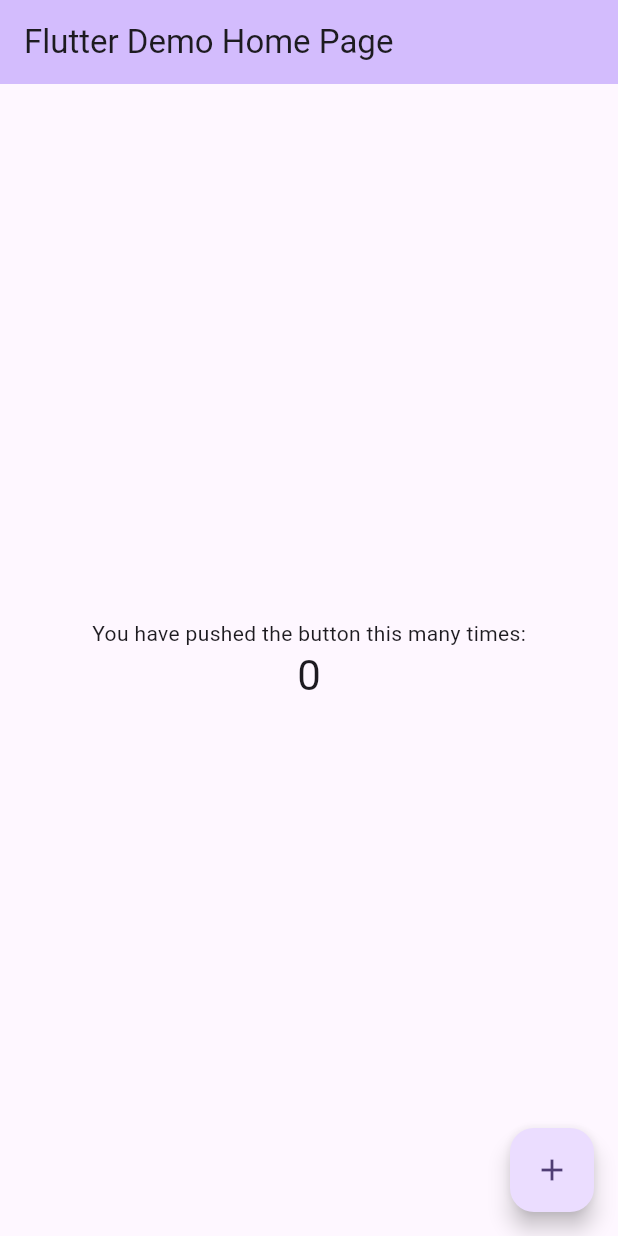
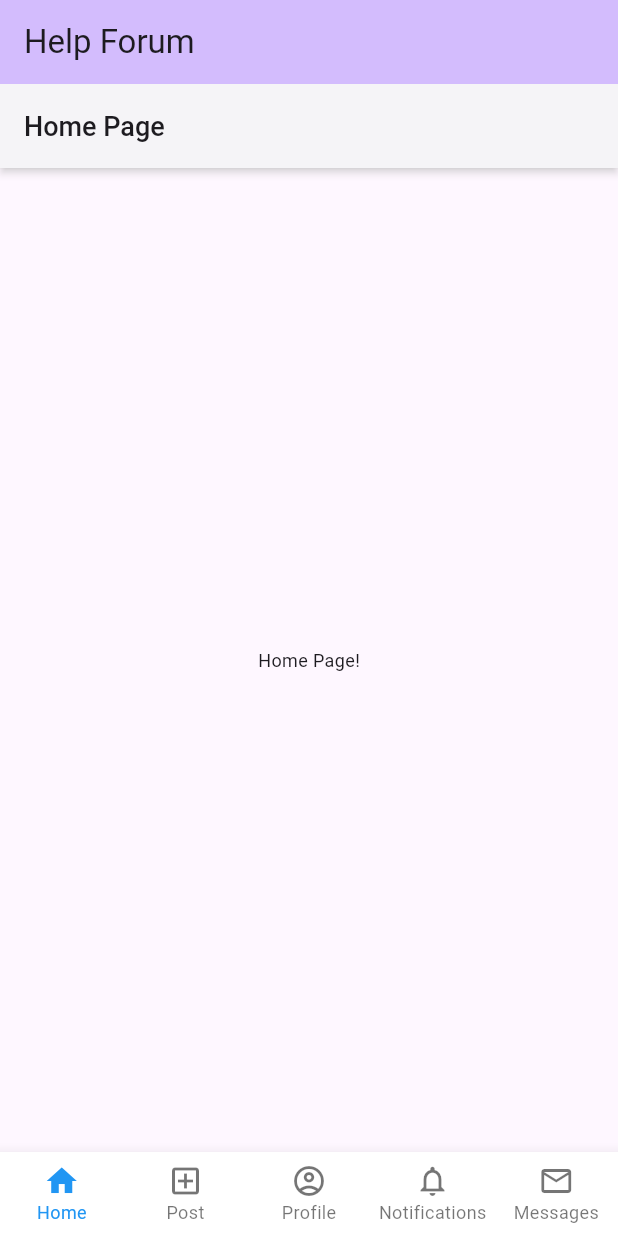
Before and after one commit to tuannna06/SkillSwap, a Flutter app: the screen it shows after launch, on a phone screen of 412 x 824 dp. Run offline on Flutter 3.47's test engine with Material 3 defaults, Android fonts, the phone set to English and light mode, and no system bars.

Commit message:
Adding skeleton pages

```diff
--- /dev/null
+++ b/lib/components/custom_app_bar.dart
@@ -0,0 +1,38 @@
+import 'package:flutter/material.dart';
+
+class CustomAppBar extends StatelessWidget implements PreferredSizeWidget {
+  final String title;
+  final List<Widget>? actions;
+  final Widget? leading;
+  final Color? backgroundColor;
+  final double elevation;
+  final Color? shadowColor;
+
+  const CustomAppBar({
+    super.key,
+    required this.title,
+    this.actions,
+    this.leading,
+    this.backgroundColor = Colors.white,
+    this.elevation = 2,
+    this.shadowColor,
+  });
+
+  @override
+  Size get preferredSize => const Size.fromHeight(kToolbarHeight);
+
+  @override
+  Widget build(BuildContext context) {
+    return AppBar(
+      title: Text(
+        title,
+        style: TextStyle(fontSize: 18, fontWeight: FontWeight.w500),
+      ),
+      actions: actions,
+      leading: leading,
+      backgroundColor: backgroundColor,
+      elevation: elevation,
+      shadowColor: shadowColor ?? Colors.grey[50],
+    );
+  }
+}
--- /dev/null
+++ b/lib/features/home/presentation/pages/home_page.dart
@@ -0,0 +1,16 @@
+import 'package:flutter/material.dart';
+import 'package:cs222_final/components/custom_app_bar.dart';
+
+class HomePage extends StatelessWidget {
+  const HomePage({super.key});
+
+  @override
+  Widget build(BuildContext context) {
+    return Scaffold(
+      appBar: CustomAppBar(title: 'Home Page'),
+      body: const Center(
+        child: Text('Home Page!', style: TextStyle(fontSize: 12)),
+      ),
+    );
+  }
+}
--- /dev/null
+++ b/lib/features/notifications/presentation/pages/notifications_page.dart
@@ -0,0 +1,16 @@
+import 'package:flutter/material.dart';
+import 'package:cs222_final/components/custom_app_bar.dart';
+
+class NotificationsPage extends StatelessWidget {
+  const NotificationsPage({super.key});
+
+  @override
+  Widget build(BuildContext context) {
+    return Scaffold(
+      appBar: CustomAppBar(title: 'Notifications'),
+      body: const Center(
+        child: Text('Notifications Page!', style: TextStyle(fontSize: 12)),
+      ),
+    );
+  }
+}
--- /dev/null
+++ b/lib/features/profile/presentation/pages/profile_page.dart
@@ -0,0 +1,16 @@
+import 'package:flutter/material.dart';
+import 'package:cs222_final/components/custom_app_bar.dart';
+
+class ProfilePage extends StatelessWidget {
+  const ProfilePage({super.key});
+
+  @override
+  Widget build(BuildContext context) {
+    return Scaffold(
+      appBar: CustomAppBar(title: 'Profile'),
+      body: const Center(
+        child: Text('Profile Page!', style: TextStyle(fontSize: 12)),
+      ),
+    );
+  }
+}
--- a/lib/main.dart
+++ b/lib/main.dart
@@ -1,4 +1,5 @@
 import 'package:flutter/material.dart';
+import 'package:cs222_final/navigation/main_navigation_page.dart';
 
 void main() {
   runApp(const MyApp());
@@ -13,40 +14,15 @@ class MyApp extends StatelessWidget {
     return MaterialApp(
       title: 'Flutter Demo',
       theme: ThemeData(
-        // This is the theme of your application.
-        //
-        // TRY THIS: Try running your application with "flutter run". You'll see
-        // the application has a purple toolbar. Then, without quitting the app,
-        // try changing the seedColor in the colorScheme below to Colors.green
-        // and then invoke "hot reload" (save your changes or press the "hot
-        // reload" button in a Flutter-supported IDE, or press "r" if you used
-        // the command line to start the app).
-        //
-        // Notice that the counter didn't reset back to zero; the application
-        // state is not lost during the reload. To reset the state, use hot
-        // restart instead.
-        //
-        // This works for code too, not just values: Most code changes can be
-        // tested with just a hot reload.
         colorScheme: ColorScheme.fromSeed(seedColor: Colors.deepPurple),
       ),
-      home: const MyHomePage(title: 'Flutter Demo Home Page'),
+      home: const MyHomePage(title: 'Help Forum'),
     );
   }
 }
 
 class MyHomePage extends StatefulWidget {
   const MyHomePage({super.key, required this.title});
-
-  // This widget is the home page of your application. It is stateful, meaning
-  // that it has a State object (defined below) that contains fields that affect
-  // how it looks.
-
-  // This class is the configuration for the state. It holds the values (in this
-  // case the title) provided by the parent (in this case the App widget) and
-  // used by the build method of the State. Fields in a Widget subclass are
-  // always marked "final".
-
   final String title;
 
   @override
@@ -54,27 +30,10 @@ class MyHomePage extends StatefulWidget {
 }
 
 class _MyHomePageState extends State<MyHomePage> {
-  int _counter = 0;
 
-  void _incrementCounter() {
-    setState(() {
-      // This call to setState tells the Flutter framework that something has
-      // changed in this State, which causes it to rerun the build method below
-      // so that the display can reflect the updated values. If we changed
-      // _counter without calling setState(), then the build method would not be
-      // called again, and so nothing would appear to happen.
-      _counter++;
-    });
-  }
 
   @override
   Widget build(BuildContext context) {
-    // This method is rerun every time setState is called, for instance as done
-    // by the _incrementCounter method above.
-    //
-    // The Flutter framework has been optimized to make rerunning build methods
-    // fast, so that you can just rebuild anything that needs updating rather
-    // than having to individually change instances of widgets.
     return Scaffold(
       appBar: AppBar(
         // TRY THIS: Try changing the color here to a specific color (to
@@ -85,38 +44,7 @@ class _MyHomePageState extends State<MyHomePage> {
         // the App.build method, and use it to set our appbar title.
         title: Text(widget.title),
       ),
-      body: Center(
-        // Center is a layout widget. It takes a single child and positions it
-        // in the middle of the parent.
-        child: Column(
-          // Column is also a layout widget. It takes a list of children and
-          // arranges them vertically. By default, it sizes itself to fit its
-          // children horizontally, and tries to be as tall as its parent.
-          //
-          // Column has various properties to control how it sizes itself and
-          // how it positions its children. Here we use mainAxisAlignment to
-          // center the children vertically; the main axis here is the vertical
-          // axis because Columns are vertical (the cross axis would be
-          // horizontal).
-          //
-          // TRY THIS: Invoke "debug painting" (choose the "Toggle Debug Paint"
-          // action in the IDE, or press "p" in the console), to see the
-          // wireframe for each widget.
-          mainAxisAlignment: MainAxisAlignment.center,
-          children: <Widget>[
-            const Text('You have pushed the button this many times:'),
-            Text(
-              '$_counter',
-              style: Theme.of(context).textTheme.headlineMedium,
-            ),
-          ],
-        ),
-      ),
-      floatingActionButton: FloatingActionButton(
-        onPressed: _incrementCounter,
-        tooltip: 'Increment',
-        child: const Icon(Icons.add),
-      ), // This trailing comma makes auto-formatting nicer for build methods.
+      body: const MainNavigationPage(),
     );
   }
 }
--- /dev/null
+++ b/lib/navigation/main_navigation_page.dart
@@ -0,0 +1,75 @@
+import 'package:flutter/material.dart';
+import 'package:cs222_final/features/home/presentation/pages/home_page.dart';
+import 'package:cs222_final/features/messages/presentation/pages/messages_page.dart';
+import 'package:cs222_final/features/notifications/presentation/pages/notifications_page.dart';
+import 'package:cs222_final/features/posts/presentation/pages/posts_page.dart';
+import 'package:cs222_final/features/profile/presentation/pages/profile_page.dart';
+
+class MainNavigationPage extends StatefulWidget {
+  const MainNavigationPage({super.key});
+
+  @override
+  State<MainNavigationPage> createState() => _MainNavigationPageState();
+}
+
+class _MainNavigationPageState extends State<MainNavigationPage> {
+  int _selectedIndex = 0;
+
+  // Define page list
+  static const List<Widget> _widgetOptions = <Widget>[
+    HomePage(),
+    PostsPage(),
+    ProfilePage(),
+    NotificationsPage(),
+    MessagesPage(),
+  ];
+
+  void _onItemTapped(int index) {
+    setState(() {
+      _selectedIndex = index;
+    });
+  }
+
+  // Render page list
+  @override
+  Widget build(BuildContext context) {
+    return Scaffold(
+      body: _widgetOptions.elementAt(_selectedIndex),
+      bottomNavigationBar: BottomNavigationBar(
+        currentIndex: _selectedIndex,
+        selectedItemColor: Colors.blue,
+        selectedFontSize: 12,
+        onTap: _onItemTapped,
+        type: BottomNavigationBarType.fixed,
+        backgroundColor: Colors.white,
+        items: const <BottomNavigationBarItem>[
+          BottomNavigationBarItem(
+            icon: Icon(Icons.home_outlined),
+            activeIcon: Icon(Icons.home),
+            label: 'Home',
+          ),
+          BottomNavigationBarItem(
+            icon: Icon(Icons.add_box_outlined),
+            activeIcon: Icon(Icons.add_box),
+            label: 'Post',
+          ),
+          BottomNavigationBarItem(
+            icon: Icon(Icons.account_circle_outlined),
+            activeIcon: Icon(Icons.account_circle),
+            label: 'Profile',
+          ),
+          BottomNavigationBarItem(
+            icon: Icon(Icons.notifications_outlined),
+            activeIcon: Icon(Icons.notifications),
+            label: 'Notifications',
+          ),
+          BottomNavigationBarItem(
+            icon: Icon(Icons.mail_outline),
+            activeIcon: Icon(Icons.mail),
+            label: 'Messages',
+          ),
+        ],
+      ),
+    );
+  }
+}
```
Also changed, not shown: lib/features/messages/presentation/pages/messages_page.dart (added, +61 -0 lines), lib/features/posts/presentation/pages/posts_page.dart (added, +16 -0 lines), lib/features/profile/presentation/widgets/profile_widgets.dart (added), 157 other files.
